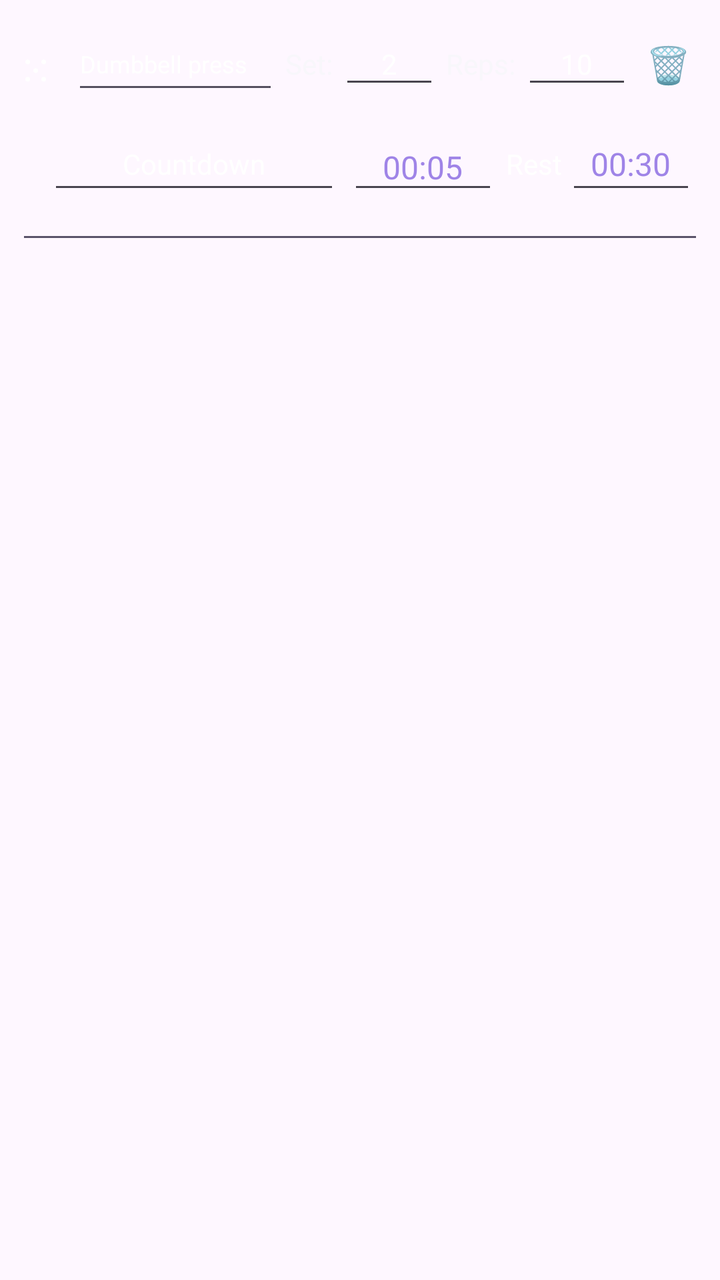
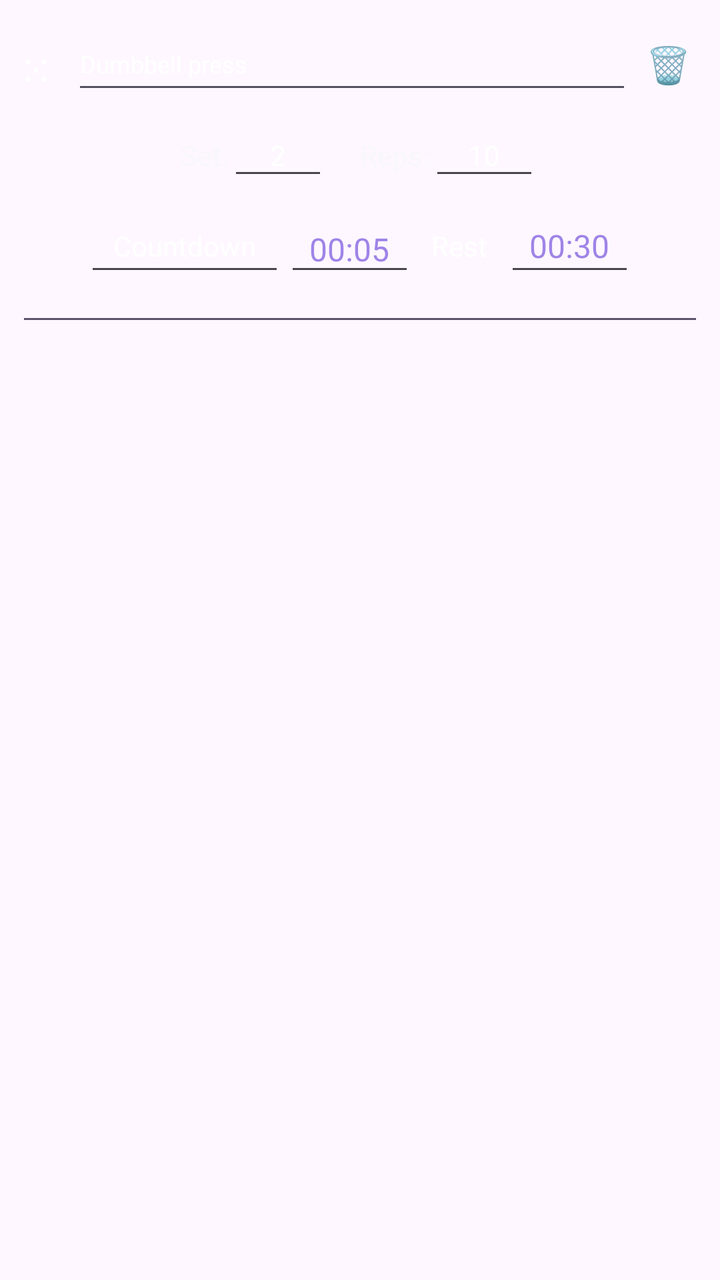

An Android layout rendered at two revisions. The XML below is the earlier revision; the diff shows what the commit changed to produce the second picture.
<!-- AndroidManifest.xml: application theme Theme.DayFlow -->
<!-- res/layout/exercise_item.xml -->
<?xml version="1.0" encoding="utf-8"?>
<androidx.constraintlayout.widget.ConstraintLayout
    xmlns:android="http://schemas.android.com/apk/res/android"
    android:layout_width="match_parent"
    android:layout_height="wrap_content">

    <LinearLayout
        android:layout_width="match_parent"
        android:layout_height="wrap_content"
        android:orientation="vertical"
        android:padding="12dp">

        
        <LinearLayout
            android:layout_width="match_parent"
            android:layout_height="wrap_content"
            android:gravity="center_vertical"
            android:orientation="horizontal">

            
            <TextView
                android:id="@+id/dragExercise"
                android:layout_width="24dp"
                android:layout_height="wrap_content"
                android:text="⁙"
                android:textColor="#FFFFFF"
                android:textSize="22sp" />

            
            <EditText
                android:id="@+id/exerciseName"
                android:layout_width="0dp"
                android:layout_height="40dp"
                android:layout_weight="1"
                android:backgroundTint="#55505F"
                android:hint="Exercise name"
                android:inputType="textCapSentences"
                android:padding="4dp"
                android:singleLine="true"
                android:text="Dumbbell press"
                android:textColor="#FFFFFF"
                android:textColorHint="#777777"
                android:textSize="12sp" />

            
            <TextView
                android:id="@+id/setLabel"
                android:layout_width="wrap_content"
                android:layout_height="wrap_content"
                android:text=" Set: "
                android:textColor="#F8F7FB"
                android:textSize="14sp" />

            
            <AutoCompleteTextView
                android:id="@+id/setInput"
                android:layout_width="50dp"
                android:layout_height="35dp"
                android:gravity="center"
                android:inputType="number"
                android:padding="0dp"
                android:text="2"
                android:textColor="#FFFFFF"
                android:textSize="14sp" />

            
            <TextView
                android:id="@+id/repsLabel"
                android:layout_width="wrap_content"
                android:layout_height="wrap_content"
                android:text=" Reps: "
                android:textColor="#F8F7FB"
                android:textSize="14sp" />

            
            <AutoCompleteTextView
                android:id="@+id/repsInput"
                android:layout_width="55dp"
                android:layout_height="35dp"
                android:gravity="center"
                android:inputType="text"
                android:padding="0dp"
                android:text="10"
                android:textColor="#FFFFFF"
                android:textSize="14sp" />

            
            <TextView
                android:id="@+id/deleteTask"
                android:layout_width="28dp"
                android:layout_height="wrap_content"
                android:layout_marginStart="4dp"
                android:gravity="center"
                android:text="🗑"
                android:textSize="18sp" />

        </LinearLayout>


        
        <LinearLayout
            android:layout_width="match_parent"
            android:layout_height="wrap_content"
            android:layout_marginTop="10dp"
            android:gravity="center_vertical"
            android:orientation="horizontal">

            
            <AutoCompleteTextView
                android:id="@+id/timerType"
                android:layout_width="0dp"
                android:layout_height="40dp"
                android:layout_weight="1"
                android:layout_marginStart="12dp"
                android:gravity="center"
                android:inputType="none"
                android:padding="0dp"
                android:text="Countdown"
                android:textColor="#FFFFFF"
                android:textSize="14sp" />

            
            <EditText
                android:id="@+id/timerValue"
                android:layout_width="75dp"
                android:layout_height="40dp"
                android:layout_marginStart="4dp"
                android:gravity="center"
                android:inputType="text"
                android:singleLine="true"
                android:text="00:05"
                android:textColor="#9F84E7"
                android:textSize="16sp" />

            
            <TextView
                android:id="@+id/restLabel"
                android:layout_width="wrap_content"
                android:layout_height="40dp"
                android:layout_marginStart="4dp"
                android:gravity="center"
                android:text="Rest"
                android:textColor="#FFFFFF"
                android:textSize="14sp" />

            
            <EditText
                android:id="@+id/restInput"
                android:layout_width="65dp"
                android:layout_height="40dp"
                android:layout_marginStart="2dp"
                android:gravity="center"
                android:inputType="time"
                android:padding="0dp"
                android:text="00:30"
                android:textColor="#9F84E7"
                android:textSize="16sp" />

        </LinearLayout>


        
        <View
            android:layout_width="match_parent"
            android:layout_height="1dp"
            android:layout_marginTop="16dp"
            android:background="#5A536A" />

    </LinearLayout>

</androidx.constraintlayout.widget.ConstraintLayout>
<!-- resources referenced by this layout -->
<resources>
  <style name="Theme.DayFlow" parent="Base.Theme.DayFlow" />
  <style name="Base.Theme.DayFlow" parent="Theme.Material3.DayNight.NoActionBar">
          
          
      </style>
</resources>

<!-- the commit's change to res/layout/exercise_item.xml (unified diff, before → after) -->
@@ -10,6 +10,7 @@
         android:orientation="vertical"
         android:padding="12dp">
 
+        
         
         <LinearLayout
             android:layout_width="match_parent"
@@ -44,14 +45,33 @@
 
             
             <TextView
+                android:id="@+id/deleteTask"
+                android:layout_width="28dp"
+                android:layout_height="wrap_content"
+                android:layout_marginStart="4dp"
+                android:gravity="center"
+                android:text="🗑"
+                android:textSize="18sp" />
+
+        </LinearLayout>
+
+        
+        <LinearLayout
+            android:layout_width="match_parent"
+            android:layout_height="wrap_content"
+            android:layout_marginTop="8dp"
+            android:gravity="center"
+            android:orientation="horizontal">
+
+            <TextView
                 android:id="@+id/setLabel"
                 android:layout_width="wrap_content"
-                android:layout_height="wrap_content"
-                android:text=" Set: "
+                android:layout_height="35dp"
+                android:gravity="center"
+                android:text="Set:"
                 android:textColor="#F8F7FB"
                 android:textSize="14sp" />
 
-            
             <AutoCompleteTextView
                 android:id="@+id/setInput"
                 android:layout_width="50dp"
@@ -63,16 +83,16 @@
                 android:textColor="#FFFFFF"
                 android:textSize="14sp" />
 
-            
             <TextView
                 android:id="@+id/repsLabel"
                 android:layout_width="wrap_content"
-                android:layout_height="wrap_content"
-                android:text=" Reps: "
+                android:layout_height="35dp"
+                android:layout_marginStart="16dp"
+                android:gravity="center"
+                android:text="Reps:"
                 android:textColor="#F8F7FB"
                 android:textSize="14sp" />
 
-            
             <AutoCompleteTextView
                 android:id="@+id/repsInput"
                 android:layout_width="55dp"
@@ -84,34 +104,21 @@
                 android:textColor="#FFFFFF"
                 android:textSize="14sp" />
 
-            
-            <TextView
-                android:id="@+id/deleteTask"
-                android:layout_width="28dp"
-                android:layout_height="wrap_content"
-                android:layout_marginStart="4dp"
-                android:gravity="center"
-                android:text="🗑"
-                android:textSize="18sp" />
-
         </LinearLayout>
 
-
+        
         
         <LinearLayout
             android:layout_width="match_parent"
             android:layout_height="wrap_content"
-            android:layout_marginTop="10dp"
-            android:gravity="center_vertical"
+            android:layout_marginTop="8dp"
+            android:gravity="center"
             android:orientation="horizontal">
 
-            
             <AutoCompleteTextView
                 android:id="@+id/timerType"
-                android:layout_width="0dp"
+                android:layout_width="100dp"
                 android:layout_height="40dp"
-                android:layout_weight="1"
-                android:layout_marginStart="12dp"
                 android:gravity="center"
                 android:inputType="none"
                 android:padding="0dp"
@@ -119,12 +126,10 @@
                 android:textColor="#FFFFFF"
                 android:textSize="14sp" />
 
-            
             <EditText
                 android:id="@+id/timerValue"
-                android:layout_width="75dp"
+                android:layout_width="65dp"
                 android:layout_height="40dp"
-                android:layout_marginStart="4dp"
                 android:gravity="center"
                 android:inputType="text"
                 android:singleLine="true"
@@ -132,23 +137,19 @@
                 android:textColor="#9F84E7"
                 android:textSize="16sp" />
 
-            
             <TextView
                 android:id="@+id/restLabel"
-                android:layout_width="wrap_content"
+                android:layout_width="45dp"
                 android:layout_height="40dp"
-                android:layout_marginStart="4dp"
                 android:gravity="center"
                 android:text="Rest"
                 android:textColor="#FFFFFF"
                 android:textSize="14sp" />
 
-            
             <EditText
                 android:id="@+id/restInput"
                 android:layout_width="65dp"
                 android:layout_height="40dp"
-                android:layout_marginStart="2dp"
                 android:gravity="center"
                 android:inputType="time"
                 android:padding="0dp"
